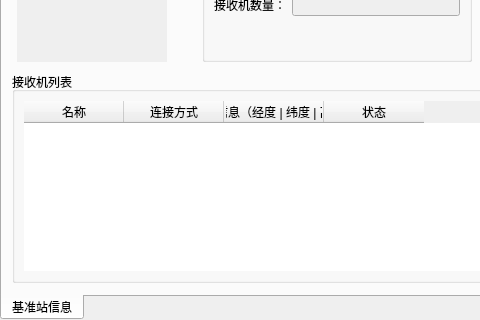
First picture: the form in widget/standardstationinfo_widget.ui, repository yanghang8612/SMAMMainUI, before the edit; both pictures show x 0 to 480 and y 150 to 470 of the 1000 by 470 pixel window.
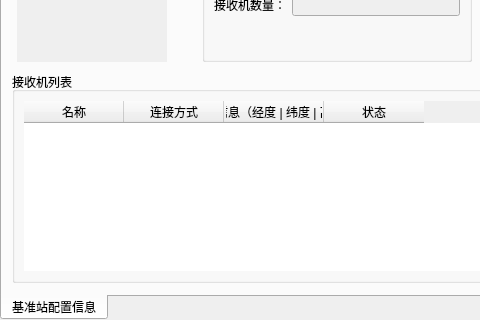
Second picture: the form after the edit.

The edit to the form file:
```diff
--- a/widget/standardstationinfo_widget.ui
+++ b/widget/standardstationinfo_widget.ui
@@ -28,7 +28,7 @@
   </property>
   <widget class="QWidget" name="firstStationInfoTab">
    <attribute name="title">
-    <string>基准站信息</string>
+    <string>基准站配置信息</string>
    </attribute>
    <widget class="QGraphicsView" name="stationPicExample">
     <property name="enabled">
```
